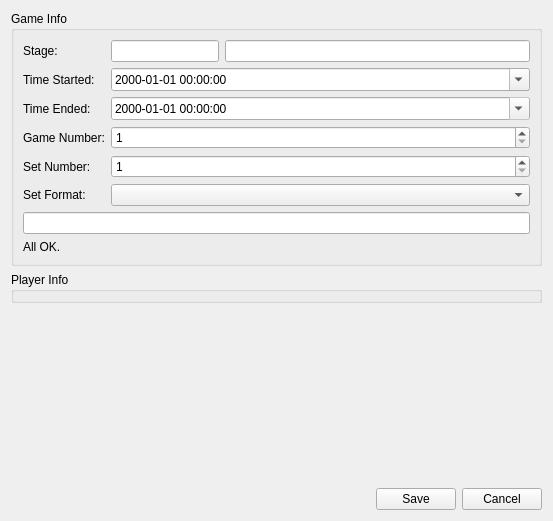
The window that application/forms/ReplayEditorDialog.ui (reframedultimate/ReFramed) describes before a commit, drawn with Qt 5.
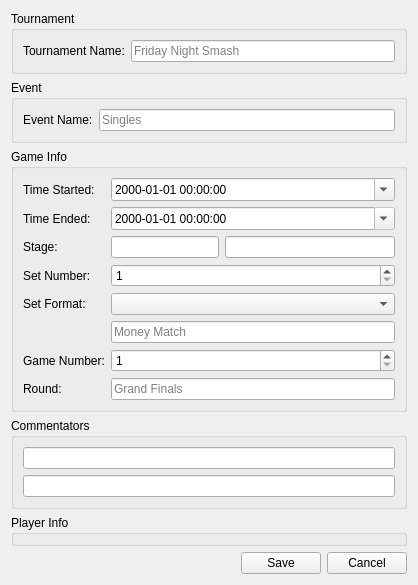
The same window after the commit.

Commit message: Adding additional fields to game meta data (tournament name, event name, commentators, etc.)

The edit to the form file:
```diff
--- a/application/forms/ReplayEditorDialog.ui
+++ b/application/forms/ReplayEditorDialog.ui
@@ -6,7 +6,7 @@
    <rect>
     <x>0</x>
     <y>0</y>
-    <width>553</width>
+    <width>418</width>
     <height>521</height>
    </rect>
   </property>
@@ -14,7 +14,7 @@
    <string>Replay Editor</string>
   </property>
   <layout class="QGridLayout" name="gridLayout">
-   <item row="1" column="0">
+   <item row="4" column="0">
     <widget class="QGroupBox" name="groupBox_playerInfo">
      <property name="title">
       <string>Player Info</string>
@@ -22,28 +22,144 @@
     </widget>
    </item>
    <item row="0" column="0">
+    <widget class="QGroupBox" name="groupBox_tournament">
+     <property name="title">
+      <string>Tournament</string>
+     </property>
+     <layout class="QFormLayout" name="formLayout_2">
+      <item row="0" column="0">
+       <widget class="QLabel" name="label_7">
+        <property name="text">
+         <string>Tournament Name:</string>
+        </property>
+       </widget>
+      </item>
+      <item row="0" column="1">
+       <widget class="QLineEdit" name="tournamentName">
+        <property name="placeholderText">
+         <string>Friday Night Smash</string>
+        </property>
+       </widget>
+      </item>
+     </layout>
+    </widget>
+   </item>
+   <item row="6" column="0">
+    <layout class="QHBoxLayout" name="horizontalLayout_2">
+     <item>
+      <spacer name="horizontalSpacer_2">
+       <property name="orientation">
+        <enum>Qt::Horizontal</enum>
+       </property>
+       <property name="sizeHint" stdset="0">
+        <size>
+         <width>40</width>
+         <height>20</height>
+        </size>
+       </property>
+      </spacer>
+     </item>
+     <item>
+      <widget class="QPushButton" name="save">
+       <property name="text">
+        <string>Save</string>
+       </property>
+      </widget>
+     </item>
+     <item>
+      <widget class="QPushButton" name="cancel">
+       <property name="text">
+        <string>Cancel</string>
+       </property>
+      </widget>
+     </item>
+    </layout>
+   </item>
+   <item row="5" column="0">
+    <spacer name="verticalSpacer">
+     <property name="orientation">
+      <enum>Qt::Vertical</enum>
+     </property>
+     <property name="sizeHint" stdset="0">
+      <size>
+       <width>20</width>
+       <height>40</height>
+      </size>
+     </property>
+    </spacer>
+   </item>
+   <item row="2" column="0">
     <widget class="QGroupBox" name="groupBox_gameInfo">
      <property name="title">
       <string>Game Info</string>
      </property>
      <layout class="QFormLayout" name="formLayout">
       <item row="0" column="0">
+       <widget class="QLabel" name="label_2">
+        <property name="text">
+         <string>Time Started:</string>
+        </property>
+       </widget>
+      </item>
+      <item row="0" column="1">
+       <widget class="QDateTimeEdit" name="timeStarted">
+        <property name="displayFormat">
+         <string>yyyy-MM-dd HH:mm:ss</string>
+        </property>
+        <property name="calendarPopup">
+         <bool>true</bool>
+        </property>
+       </widget>
+      </item>
+      <item row="1" column="0">
+       <widget class="QLabel" name="label_3">
+        <property name="text">
+         <string>Time Ended:</string>
+        </property>
+       </widget>
+      </item>
+      <item row="1" column="1">
+       <widget class="QDateTimeEdit" name="timeEnded">
+        <property name="readOnly">
+         <bool>true</bool>
+        </property>
+        <property name="displayFormat">
+         <string>yyyy-MM-dd HH:mm:ss</string>
+        </property>
+        <property name="calendarPopup">
+         <bool>true</bool>
+        </property>
+       </widget>
+      </item>
+      <item row="2" column="0">
        <widget class="QLabel" name="label">
         <property name="text">
          <string>Stage:</string>
         </property>
        </widget>
       </item>
-      <item row="0" column="1">
+      <item row="2" column="1">
        <layout class="QHBoxLayout" name="horizontalLayout" stretch="0,0">
         <item>
          <widget class="QLineEdit" name="stageID">
           <property name="sizePolicy">
-           <sizepolicy hsizetype="Minimum" vsizetype="Fixed">
+           <sizepolicy hsizetype="Fixed" vsizetype="Fixed">
             <horstretch>0</horstretch>
             <verstretch>0</verstretch>
            </sizepolicy>
           </property>
+          <property name="minimumSize">
+           <size>
+            <width>0</width>
+            <height>0</height>
+           </size>
+          </property>
+          <property name="baseSize">
+           <size>
+            <width>0</width>
+            <height>0</height>
+           </size>
+          </property>
           <property name="text">
            <string/>
           </property>
@@ -70,55 +186,14 @@
         </item>
        </layout>
       </item>
-      <item row="1" column="0">
-       <widget class="QLabel" name="label_2">
-        <property name="text">
-         <string>Time Started:</string>
-        </property>
-       </widget>
-      </item>
-      <item row="1" column="1">
-       <widget class="QDateTimeEdit" name="timeStarted">
-        <property name="displayFormat">
-         <string>yyyy-MM-dd HH:mm:ss</string>
-        </property>
-        <property name="calendarPopup">
-         <bool>true</bool>
-        </property>
-       </widget>
-      </item>
-      <item row="2" column="0">
-       <widget class="QLabel" name="label_3">
-        <property name="text">
-         <string>Time Ended:</string>
-        </property>
-       </widget>
-      </item>
       <item row="3" column="0">
-       <widget class="QLabel" name="label_4">
-        <property name="text">
-         <string>Game Number:</string>
-        </property>
-       </widget>
-      </item>
-      <item row="3" column="1">
-       <widget class="QSpinBox" name="gameNumber">
-        <property name="minimum">
-         <number>1</number>
-        </property>
-        <property name="maximum">
-         <number>10000</number>
-        </property>
-       </widget>
-      </item>
-      <item row="4" column="0">
        <widget class="QLabel" name="label_5">
         <property name="text">
          <string>Set Number:</string>
         </property>
        </widget>
       </item>
-      <item row="4" column="1">
+      <item row="3" column="1">
        <widget class="QSpinBox" name="setNumber">
         <property name="minimum">
          <number>1</number>
@@ -128,85 +203,94 @@
         </property>
        </widget>
       </item>
-      <item row="5" column="0">
+      <item row="4" column="0">
        <widget class="QLabel" name="label_6">
         <property name="text">
          <string>Set Format:</string>
         </property>
        </widget>
       </item>
-      <item row="5" column="1">
+      <item row="4" column="1">
        <widget class="QComboBox" name="setFormat"/>
       </item>
-      <item row="7" column="0" colspan="2">
-       <widget class="QLabel" name="label_Info">
+      <item row="5" column="1">
+       <widget class="QLineEdit" name="customSetFormat">
+        <property name="placeholderText">
+         <string>Money Match</string>
+        </property>
+       </widget>
+      </item>
+      <item row="6" column="0">
+       <widget class="QLabel" name="label_4">
         <property name="text">
-         <string>All OK.</string>
+         <string>Game Number:</string>
         </property>
        </widget>
       </item>
-      <item row="2" column="1">
-       <widget class="QDateTimeEdit" name="timeEnded">
-        <property name="readOnly">
-         <bool>true</bool>
+      <item row="6" column="1">
+       <widget class="QSpinBox" name="gameNumber">
+        <property name="minimum">
+         <number>1</number>
         </property>
-        <property name="displayFormat">
-         <string>yyyy-MM-dd HH:mm:ss</string>
+        <property name="maximum">
+         <number>10000</number>
         </property>
-        <property name="calendarPopup">
-         <bool>true</bool>
+       </widget>
+      </item>
+      <item row="7" column="1">
+       <widget class="QLineEdit" name="round">
+        <property name="placeholderText">
+         <string>Grand Finals</string>
         </property>
        </widget>
       </item>
-      <item row="6" column="0" colspan="2">
-       <widget class="QLineEdit" name="customSetFormat"/>
+      <item row="7" column="0">
+       <widget class="QLabel" name="label_9">
+        <property name="text">
+         <string>Round:</string>
+        </property>
+       </widget>
       </item>
      </layout>
     </widget>
    </item>
-   <item row="2" column="0">
-    <spacer name="verticalSpacer">
-     <property name="orientation">
-      <enum>Qt::Vertical</enum>
+   <item row="1" column="0">
+    <widget class="QGroupBox" name="groupBox_event">
+     <property name="title">
+      <string>Event</string>
      </property>
-     <property name="sizeHint" stdset="0">
-      <size>
-       <width>20</width>
-       <height>40</height>
-      </size>
-     </property>
-    </spacer>
+     <layout class="QFormLayout" name="formLayout_3">
+      <item row="0" column="0">
+       <widget class="QLabel" name="label_8">
+        <property name="text">
+         <string>Event Name:</string>
+        </property>
+       </widget>
+      </item>
+      <item row="0" column="1">
+       <widget class="QLineEdit" name="eventName">
+        <property name="placeholderText">
+         <string>Singles</string>
+        </property>
+       </widget>
+      </item>
+     </layout>
+    </widget>
    </item>
    <item row="3" column="0">
-    <layout class="QHBoxLayout" name="horizontalLayout_2">
-     <item>
-      <spacer name="horizontalSpacer_2">
-       <property name="orientation">
-        <enum>Qt::Horizontal</enum>
-       </property>
-       <property name="sizeHint" stdset="0">
-        <size>
-         <width>40</width>
-         <height>20</height>
-        </size>
-       </property>
-      </spacer>
-     </item>
-     <item>
-      <widget class="QPushButton" name="save">
-       <property name="text">
-        <string>Save</string>
-       </property>
-      </widget>
-     </item>
-     <item>
-      <widget class="QPushButton" name="cancel">
-       <property name="text">
-        <string>Cancel</string>
-       </property>
-      </widget>
-     </item>
-    </layout>
+    <widget class="QGroupBox" name="groupBox_commentators">
+     <property name="title">
+      <string>Commentators</string>
+     </property>
+     <layout class="QVBoxLayout" name="verticalLayout">
+      <item>
+       <widget class="QLineEdit" name="commentator1"/>
+      </item>
+      <item>
+       <widget class="QLineEdit" name="commentator2"/>
+      </item>
+     </layout>
+    </widget>
    </item>
   </layout>
  </widget>
```
Left out of the diff: 3 changed lines with no effect on the pictures. The commit also changes 36 other files.
